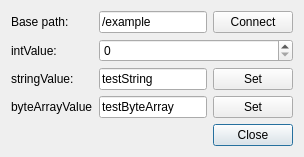
This is examples/publish-subscribe/publisherdialog.ui in qtproject/qt-mobility as Qt 5 draws it before an edit. The edited form follows.
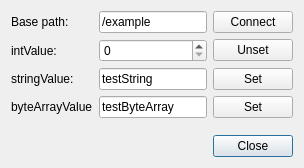
This is the edited form.

Commit message: Added "Unset int" in publish-subscribe example

Patch:
```diff
--- a/examples/publish-subscribe/publisherdialog.ui
+++ b/examples/publish-subscribe/publisherdialog.ui
@@ -7,7 +7,7 @@
     <x>0</x>
     <y>0</y>
     <width>300</width>
-    <height>150</height>
+    <height>168</height>
    </rect>
   </property>
   <property name="windowTitle">
@@ -47,7 +47,7 @@
      </property>
     </widget>
    </item>
-   <item row="1" column="1" colspan="2">
+   <item row="1" column="1">
     <widget class="QSpinBox" name="intValue">
      <property name="sizePolicy">
       <sizepolicy hsizetype="MinimumExpanding" vsizetype="Fixed">
@@ -138,6 +138,13 @@
      </property>
     </widget>
    </item>
+   <item row="1" column="2">
+    <widget class="QPushButton" name="unsetIntButton">
+     <property name="text">
+      <string>Unset</string>
+     </property>
+    </widget>
+   </item>
   </layout>
  </widget>
  <resources/>
```
The commit also changes 2 other files.
